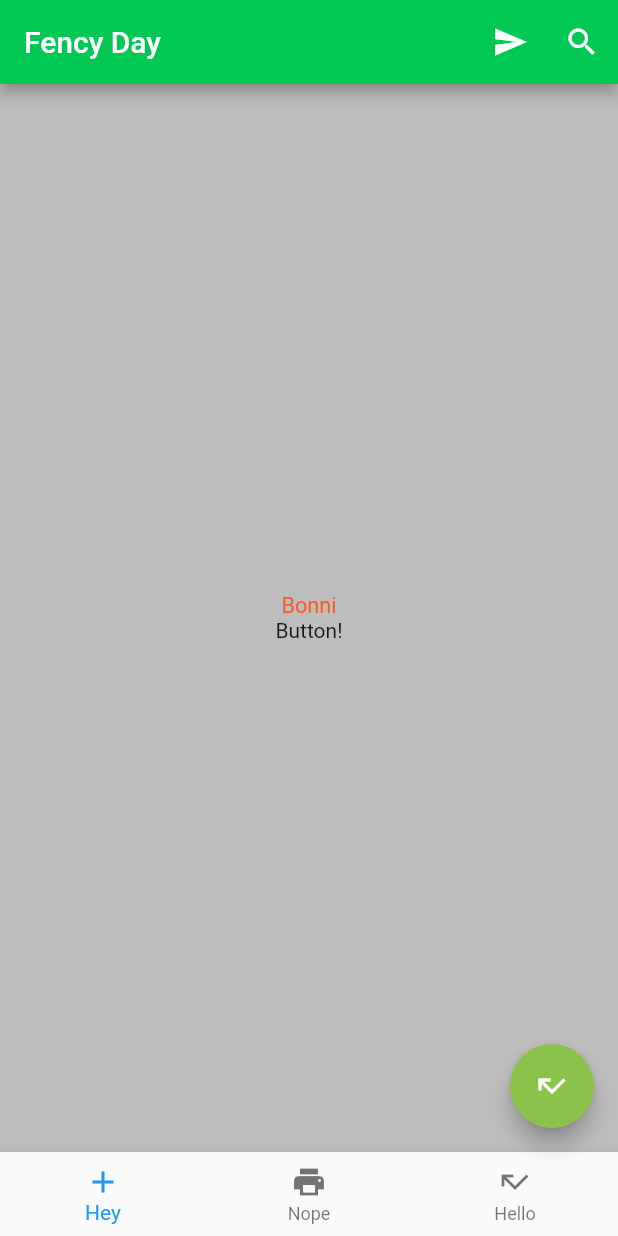
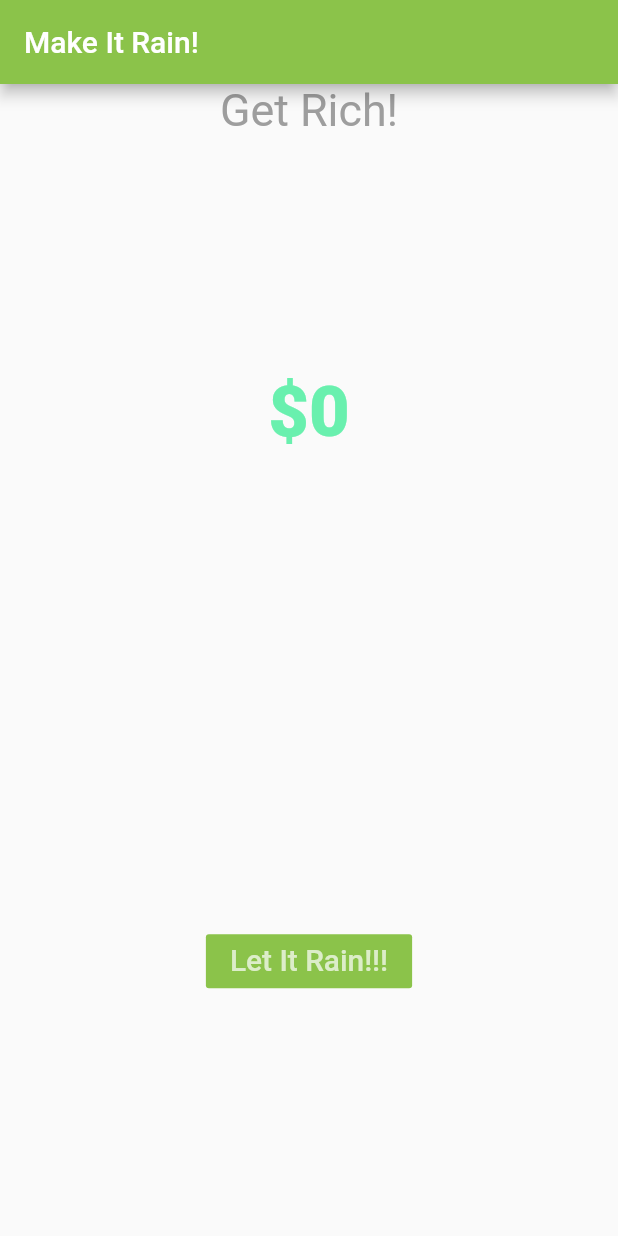
Before and after one commit to Dguarines/flutter_app, a Flutter app: the screen it shows after launch, on a phone screen of 412 x 824 dp. Run offline on Flutter 3.47's test engine with Material 2 defaults, Android fonts, the phone set to English and light mode, and no system bars.

Commit message:
Make It Rain!

```diff
--- a/lib/main.dart
+++ b/lib/main.dart
@@ -4,8 +4,7 @@ import './ui/welcome_home.dart';
 void main() {
   runApp(
     new MaterialApp(
-      color: Colors.greenAccent,
-      title: "Welcome App",
-      home: new Home(),
+      title: "Make it Rain!",
+      home: new MakeItRain(),
   ));
 }
--- a/lib/ui/welcome_home.dart
+++ b/lib/ui/welcome_home.dart
@@ -1,101 +1,73 @@
 import 'package:flutter/material.dart';
 
-class Welcome extends StatelessWidget {
+class MakeItRain extends StatefulWidget {
 
   @override
-  Widget build(BuildContext context) {
-    return new Material(
-        color: Colors.blue,
-        child: new Center(
-          child: new Text(
-            "Welcome Home!!!",
-            textDirection: TextDirection.ltr,
-            style: new TextStyle(
-                fontWeight: FontWeight.w800,
-                fontStyle: FontStyle.italic,
-                fontSize: 34.5
-            ),
-          ),
-        )
-    );
+  State<StatefulWidget> createState() {
+    return new MakeItRainState();
   }
 }
 
-class Home extends StatelessWidget {
+class MakeItRainState extends State<MakeItRain> {
 
-  void _onPress(){
-    print("Search Tapped!");
+  int _moneyCounter = 0;
+
+  void _rainMoney() {
+    setState(() {
+      _moneyCounter = _moneyCounter + 100;
+    });
   }
 
   @override
   Widget build(BuildContext context) {
     return new Scaffold(
       appBar: new AppBar(
-        backgroundColor: Colors.greenAccent.shade700,
-        title: new Text("Fency Day"),
-        actions: <Widget>[
-          new IconButton(icon: new Icon(Icons.send), onPressed: () => debugPrint("Icon Tapped!")),
-          new IconButton(icon: new Icon(Icons.search), onPressed: _onPress)
-        ],
+        title: new Text("Make It Rain!"),
+        backgroundColor: Colors.lightGreen,
       ),
-
-      backgroundColor: Colors.grey.shade400,
       body: new Container(
-        alignment: Alignment.center,
         child: new Column(
-          mainAxisAlignment: MainAxisAlignment.center,
           children: <Widget>[
-            new Text("Bonni",
+            new Center(
+              child: new Text(
+                "Get Rich!",
                 style: new TextStyle(
-                  fontSize: 14.5,
-                  fontWeight: FontWeight.w400,
-                  color: Colors.deepOrange
+                    color: Colors.grey,
+                    fontWeight: FontWeight.w400,
+                    fontSize: 29.9
                 ),
+              ),
             ),
-            new InkWell(
-              child: new Text("Button!"),
-              onTap: () => debugPrint("Button Tapped!!"),
+            new Expanded(
+                child: new Center(
+                  child: new Text(
+                      "\$$_moneyCounter",
+                      style: new TextStyle(
+                        color: Colors.greenAccent,
+                        fontSize: 46.9,
+                        fontWeight: FontWeight.w800
+                      ),
+                  ),
+                )
+            ),
+            new Expanded(
+                child: new Center(
+                  child: new FlatButton(
+                      color: Colors.lightGreen,
+                      textColor: Colors.white70,
+                      onPressed: _rainMoney,
+                      child: new Text(
+                          "Let It Rain!!!",
+                          style: new TextStyle(
+                            fontSize: 19.9,
+                          ),
+                      )
+                  ),
+                )
             )
           ],
         ),
       ),
-
-      floatingActionButton: new FloatingActionButton(
-        onPressed: () => debugPrint("Pressed!"),
-        backgroundColor: Colors.lightGreen,
-        tooltip: 'Going Up!',
-        child: new Icon(Icons.call_missed),
-      ),
-      bottomNavigationBar: new BottomNavigationBar(items: [
-        new BottomNavigationBarItem(icon: new Icon(Icons.add), title: Text("Hey")),
-        new BottomNavigationBarItem(icon: new Icon(Icons.print), title: Text("Nope")),
-        new BottomNavigationBarItem(icon: new Icon(Icons.call_missed), title: Text("Hello"))
-      ],
-        onTap: (int i) => debugPrint("Hey Touched $i"),),
     );
   }
 }
-
-
-/*new Container(
-color: Colors.greenAccent,
-alignment: Alignment.center,
-child: new Column(
-mainAxisAlignment: MainAxisAlignment.center,
-children: <Widget>[
-new Text("First item", textDirection: TextDirection.ltr, style: new TextStyle(color: Colors.white),),
-new Text("Second item", textDirection: TextDirection.ltr, style: new TextStyle(color: Colors.blue),),
-new Container(
-color: Colors.deepOrange.shade50,
-alignment: Alignment.bottomLeft,
-child: new Text("Third item", textDirection: TextDirection.ltr, style: new TextStyle(color: Colors.blue),),
-)
-],
-),
-);*/
-
-
-/*
-
-child: new Text("Hello Container", textDirection: TextDirection.ltr,
-style: new TextStyle(color: Colors.white, fontWeight: FontWeight.w900, fontSize: 18.3),),*/
```
